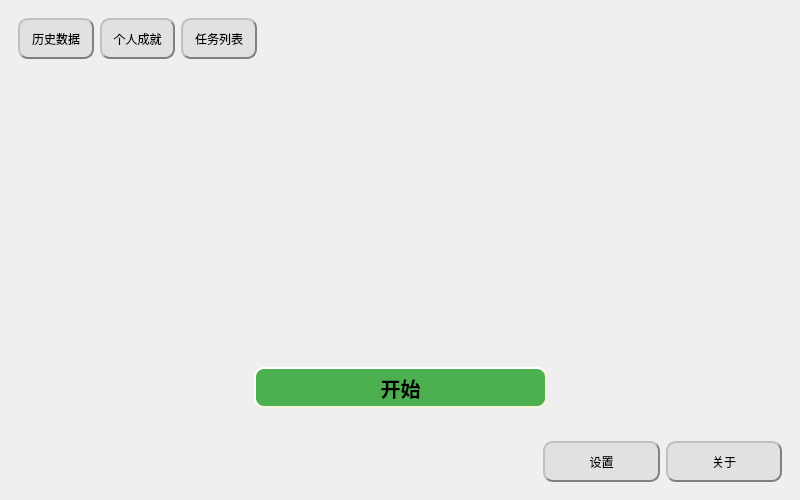
Qt form TomClock_QtCreator/screenUi/mainwindow.ui (MeoRinLime/TomClock) before a commit.
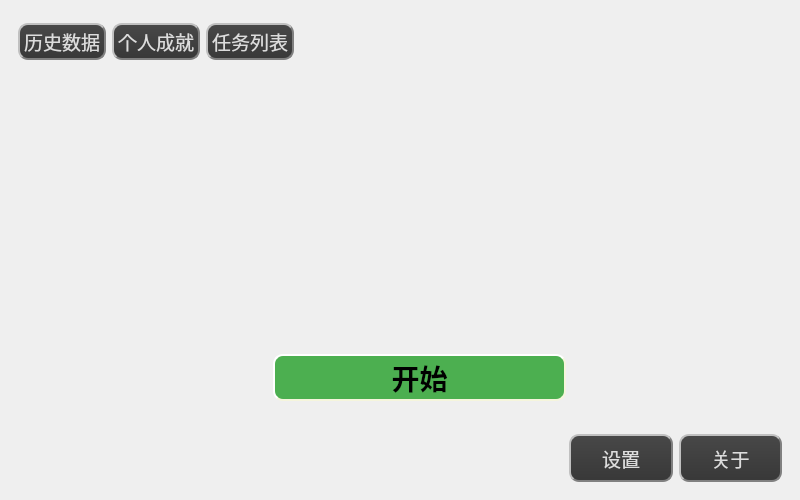
The same form after that commit. Icons and pictures are not drawn.

Diff of the .ui file:
```diff
--- a/TomClock_QtCreator/screenUi/mainwindow.ui
+++ b/TomClock_QtCreator/screenUi/mainwindow.ui
@@ -76,80 +76,165 @@
        <item>
         <widget class="QPushButton" name="historyData">
          <property name="sizePolicy">
-          <sizepolicy hsizetype="Minimum" vsizetype="Expanding">
+          <sizepolicy hsizetype="Minimum" vsizetype="Fixed">
            <horstretch>0</horstretch>
            <verstretch>0</verstretch>
           </sizepolicy>
          </property>
+         <property name="minimumSize">
+          <size>
+           <width>0</width>
+           <height>23</height>
+          </size>
+         </property>
+         <property name="font">
+          <font>
+           <pointsize>14</pointsize>
+          </font>
+         </property>
+         <property name="styleSheet">
+          <string notr="true">.QPushButton,.QToolButton{
+color:#DCDCDC;
+min-height:15px;
+background:qlineargradient(spread:pad,x1:0,y1:0,x2:0,y2:1,stop:0 #484848,stop:1 #383838);
+border:2px groove gray;
+border-radius:10px;
+padding:2px 4px;
+border-style: outset;
+}
+
+.QPushButton:hover,.QToolButton:hover{
+background:qlineargradient(spread:pad,x1:0,y1:0,x2:0,y2:1,stop:0 #646464,stop:1 #525252);
+}
+
+.QPushButton:pressed,.QToolButton:pressed{
+background:qlineargradient(spread:pad,x1:0,y1:0,x2:0,y2:1,stop:0 #484848,stop:1 #383838);
+}</string>
+         </property>
          <property name="text">
           <string>历史数据</string>
          </property>
+         <property name="icon">
+          <iconset resource="../res.qrc">
+           <normaloff>:/images/resourse/images/Icons/Default_Color/history.png</normaloff>:/images/resourse/images/Icons/Default_Color/history.png</iconset>
+         </property>
+         <property name="iconSize">
+          <size>
+           <width>20</width>
+           <height>20</height>
+          </size>
+         </property>
         </widget>
        </item>
        <item>
         <widget class="QPushButton" name="personalAchievement">
          <property name="sizePolicy">
-          <sizepolicy hsizetype="Minimum" vsizetype="Expanding">
+          <sizepolicy hsizetype="Minimum" vsizetype="Fixed">
            <horstretch>0</horstretch>
            <verstretch>0</verstretch>
           </sizepolicy>
          </property>
+         <property name="minimumSize">
+          <size>
+           <width>0</width>
+           <height>23</height>
+          </size>
+         </property>
+         <property name="font">
+          <font>
+           <pointsize>14</pointsize>
+          </font>
+         </property>
+         <property name="styleSheet">
+          <string notr="true">.QPushButton,.QToolButton{
+color:#DCDCDC;
+min-height:15px;
+background:qlineargradient(spread:pad,x1:0,y1:0,x2:0,y2:1,stop:0 #484848,stop:1 #383838);
+border:2px groove gray;
+border-radius:10px;
+padding:2px 4px;
+border-style: outset;
+}
+
+.QPushButton:hover,.QToolButton:hover{
+background:qlineargradient(spread:pad,x1:0,y1:0,x2:0,y2:1,stop:0 #646464,stop:1 #525252);
+}
+
+.QPushButton:pressed,.QToolButton:pressed{
+background:qlineargradient(spread:pad,x1:0,y1:0,x2:0,y2:1,stop:0 #484848,stop:1 #383838);
+}</string>
+         </property>
          <property name="text">
           <string>个人成就</string>
          </property>
+         <property name="icon">
+          <iconset resource="../res.qrc">
+           <normaloff>:/images/resourse/images/Icons/Default_Color/achievement.png</normaloff>:/images/resourse/images/Icons/Default_Color/achievement.png</iconset>
+         </property>
+         <property name="iconSize">
+          <size>
+           <width>20</width>
+           <height>20</height>
+          </size>
+         </property>
         </widget>
        </item>
        <item>
         <widget class="QPushButton" name="missionList">
          <property name="sizePolicy">
-          <sizepolicy hsizetype="Minimum" vsizetype="Expanding">
+          <sizepolicy hsizetype="Minimum" vsizetype="Fixed">
            <horstretch>0</horstretch>
            <verstretch>0</verstretch>
           </sizepolicy>
          </property>
+         <property name="minimumSize">
+          <size>
+           <width>0</width>
+           <height>23</height>
+          </size>
+         </property>
+         <property name="font">
+          <font>
+           <pointsize>14</pointsize>
+          </font>
+         </property>
          <property name="styleSheet">
-          <string notr="true">QPushButton{
-background-color: rgb(225, 225, 225);
+          <string notr="true">.QPushButton,.QToolButton{
+color:#DCDCDC;
+min-height:15px;
+background:qlineargradient(spread:pad,x1:0,y1:0,x2:0,y2:1,stop:0 #484848,stop:1 #383838);
 border:2px groove gray;
 border-radius:10px;
 padding:2px 4px;
 border-style: outset;
 }
 
-QPushButton:hover{
-background-color:rgb(229, 241, 251); 
-color: black;
+.QPushButton:hover,.QToolButton:hover{
+background:qlineargradient(spread:pad,x1:0,y1:0,x2:0,y2:1,stop:0 #646464,stop:1 #525252);
 }
 
-QPushButton:pressed{
-background-color:rgb(204, 228, 247);
-border-style: inset;
+.QPushButton:pressed,.QToolButton:pressed{
+background:qlineargradient(spread:pad,x1:0,y1:0,x2:0,y2:1,stop:0 #484848,stop:1 #383838);
 }</string>
          </property>
          <property name="text">
           <string>任务列表</string>
          </property>
+         <property name="icon">
+          <iconset resource="../res.qrc">
+           <normaloff>:/images/resourse/images/Icons/Default_Color/list.png</normaloff>:/images/resourse/images/Icons/Default_Color/list.png</iconset>
+         </property>
+         <property name="iconSize">
+          <size>
+           <width>20</width>
+           <height>20</height>
+          </size>
+         </property>
         </widget>
        </item>
       </layout>
      </widget>
     </item>
-    <item row="0" column="2" colspan="4">
-     <spacer name="verticalSpacer_3">
-      <property name="orientation">
-       <enum>Qt::Vertical</enum>
-      </property>
-      <property name="sizeType">
-       <enum>QSizePolicy::Maximum</enum>
-      </property>
-      <property name="sizeHint" stdset="0">
-       <size>
-        <width>358</width>
-        <height>19</height>
-       </size>
-      </property>
-     </spacer>
-    </item>
     <item row="1" column="0" rowspan="2">
      <spacer name="horizontalSpacer">
       <property name="orientation">
@@ -185,7 +270,7 @@
          </property>
          <property name="sizeHint" stdset="0">
           <size>
-           <width>35</width>
+           <width>30</width>
            <height>20</height>
           </size>
          </property>
@@ -249,7 +334,7 @@
          </property>
          <property name="sizeHint" stdset="0">
           <size>
-           <width>34</width>
+           <width>30</width>
            <height>20</height>
           </size>
          </property>
@@ -266,7 +351,7 @@
          <property name="sizeHint" stdset="0">
           <size>
            <width>20</width>
-           <height>40</height>
+           <height>20</height>
           </size>
          </property>
         </spacer>
@@ -339,7 +424,7 @@
     border-width: 2px;
     border-radius: 10px;
     border-color: beige;
-    font: bold 20px;
+    font: bold 28px;
     min-width: 80px;
     min-height: 30px;
 }
@@ -487,9 +572,43 @@
            <verstretch>0</verstretch>
           </sizepolicy>
          </property>
+         <property name="font">
+          <font>
+           <pointsize>14</pointsize>
+          </font>
+         </property>
+         <property name="styleSheet">
+          <string notr="true">.QPushButton,.QToolButton{
+color:#DCDCDC;
+min-height:15px;
+background:qlineargradient(spread:pad,x1:0,y1:0,x2:0,y2:1,stop:0 #484848,stop:1 #383838);
+border:2px groove gray;
+border-radius:10px;
+padding:2px 4px;
+border-style: outset;
+}
+
+.QPushButton:hover,.QToolButton:hover{
+background:qlineargradient(spread:pad,x1:0,y1:0,x2:0,y2:1,stop:0 #646464,stop:1 #525252);
+}
+
+.QPushButton:pressed,.QToolButton:pressed{
+background:qlineargradient(spread:pad,x1:0,y1:0,x2:0,y2:1,stop:0 #484848,stop:1 #383838);
+}</string>
+         </property>
          <property name="text">
           <string>设置</string>
          </property>
+         <property name="icon">
+          <iconset resource="../res.qrc">
+           <normaloff>:/images/resourse/images/Icons/Default_Color/setting.png</normaloff>:/images/resourse/images/Icons/Default_Color/setting.png</iconset>
+         </property>
+         <property name="iconSize">
+          <size>
+           <width>20</width>
+           <height>20</height>
+          </size>
+         </property>
         </widget>
        </item>
        <item>
@@ -500,14 +619,64 @@
            <verstretch>0</verstretch>
           </sizepolicy>
          </property>
+         <property name="font">
+          <font>
+           <pointsize>14</pointsize>
+          </font>
+         </property>
+         <property name="styleSheet">
+          <string notr="true">.QPushButton,.QToolButton{
+color:#DCDCDC;
+min-height:15px;
+background:qlineargradient(spread:pad,x1:0,y1:0,x2:0,y2:1,stop:0 #484848,stop:1 #383838);
+border:2px groove gray;
+border-radius:10px;
+padding:2px 4px;
+border-style: outset;
+}
+
+.QPushButton:hover,.QToolButton:hover{
+background:qlineargradient(spread:pad,x1:0,y1:0,x2:0,y2:1,stop:0 #646464,stop:1 #525252);
+}
+
+.QPushButton:pressed,.QToolButton:pressed{
+background:qlineargradient(spread:pad,x1:0,y1:0,x2:0,y2:1,stop:0 #484848,stop:1 #383838);
+}</string>
+         </property>
          <property name="text">
           <string>关于</string>
          </property>
+         <property name="icon">
+          <iconset resource="../res.qrc">
+           <normaloff>:/images/resourse/images/Icons/Default_Color/about.png</normaloff>:/images/resourse/images/Icons/Default_Color/about.png</iconset>
+         </property>
+         <property name="iconSize">
+          <size>
+           <width>20</width>
+           <height>20</height>
+          </size>
+         </property>
         </widget>
        </item>
       </layout>
      </widget>
     </item>
+    <item row="0" column="2" colspan="4">
+     <spacer name="verticalSpacer_3">
+      <property name="orientation">
+       <enum>Qt::Vertical</enum>
+      </property>
+      <property name="sizeType">
+       <enum>QSizePolicy::Maximum</enum>
+      </property>
+      <property name="sizeHint" stdset="0">
+       <size>
+        <width>358</width>
+        <height>19</height>
+       </size>
+      </property>
+     </spacer>
+    </item>
    </layout>
   </widget>
  </widget>
```
